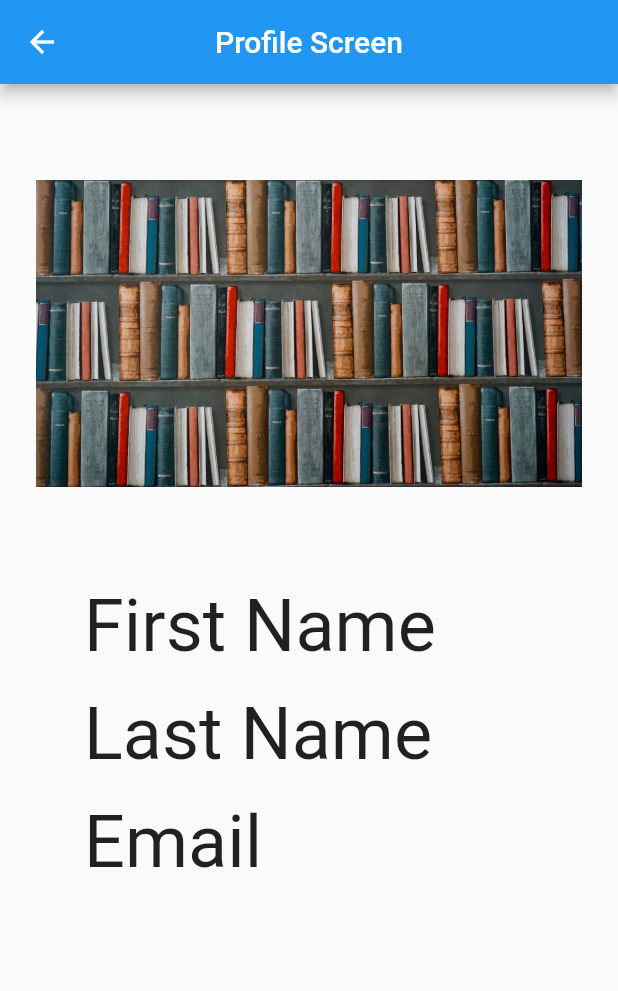
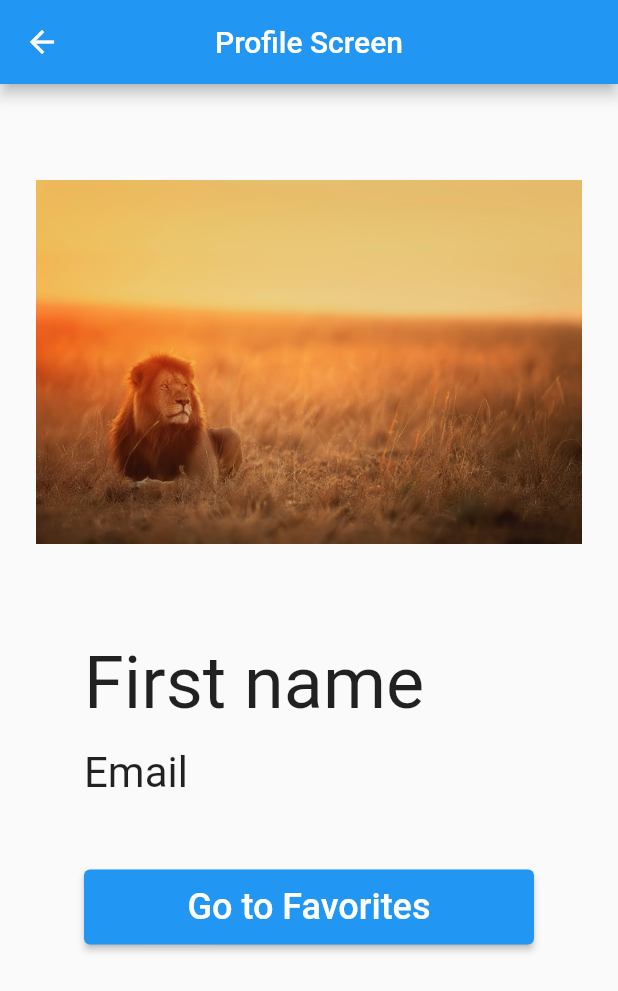
Before and after one commit to FernandoMorejon-Ksquare/Flutter_Project-Team3, a Flutter app: the ProfileScreen screen opened directly, on a phone screen of 412 x 824 dp. Shown: the top 991 px of the screen. Run offline on Flutter 3.47's test engine with Material 2 defaults, Android fonts, the phone set to English and light mode, and no system bars; our stand-ins replace firebase_auth, firebase_core, form_field_validator; accounts and stored records are empty; network calls fail.

Commit message:
Profile screen data implemented, added button to go to favorites, fixed button in book details screen, register screen now create users with the dispaly name, updated profile picture and deleted unused files.

```diff
--- a/lib/features/auth/screens/register_screen.dart
+++ b/lib/features/auth/screens/register_screen.dart
@@ -55,6 +55,8 @@ class _RegisterScreenState extends State<RegisterScreen> {
             email: _emailCtrl.text, password: _passwordCtrl.text)
         .then((value) {
       print("User created.");
+      FirebaseAuth.instance.currentUser
+          ?.updateDisplayName("${_firstNameCtrl.text} ${_lastNameCtrl.text}");
       Navigator.pushReplacementNamed(context, HomeScreen.routeName);
     }).catchError((e) {
       print("Error: ");
--- a/lib/features/main/controller/search_manager.dart
+++ b/lib/features/main/controller/search_manager.dart
@@ -1,10 +1,11 @@
 import 'package:flutter/material.dart';
 import 'package:project3_appforbooks/features/main/models/home_model.dart';
+import 'package:project3_appforbooks/features/main/screens/home_screen.dart';
 
 class SearchManager extends SearchDelegate {
   @override
   Widget buildResults(BuildContext context) {
-    return HomeModel().homeModel(context, query);
+    return HomeModel().homeModel(context, query, ScrollController());
   }
 
   @override
--- a/lib/features/user/profile_screen.dart
+++ b/lib/features/user/profile_screen.dart
@@ -1,4 +1,7 @@
+import 'package:firebase_auth/firebase_auth.dart';
 import 'package:flutter/material.dart';
+
+import '../books/screens/favorites_screen.dart';
 
 class ProfileScreen extends StatefulWidget {
   const ProfileScreen({super.key});
@@ -10,8 +13,22 @@ class ProfileScreen extends StatefulWidget {
 }
 
 class _ProfileScreenState extends State<ProfileScreen> {
+  String _email = "";
+  String _firstName = "";
+  String _lastName = "";
+
   @override
   Widget build(BuildContext context) {
+    FirebaseAuth.instance.authStateChanges().listen((User? user) {
+      if (user != null) {
+        print(user.displayName);
+        setState(() {
+          _email = user.email.toString();
+          _firstName = user.displayName.toString();
+        });
+      }
+    });
+
     return Scaffold(
         appBar: AppBar(
           centerTitle: true,
@@ -27,56 +44,44 @@ class _ProfileScreenState extends State<ProfileScreen> {
                     const SizedBox(
                       height: 64.0,
                     ),
-                    Image.asset("assets/Portrait.jpg", fit: BoxFit.fitWidth),
+                    Image.asset("assets/lion.jpg", fit: BoxFit.fitWidth),
                     const SizedBox(
                       height: 64,
                     ),
-                    const Padding(
-                      padding: EdgeInsets.only(left: 32.0),
+                    Padding(
+                      padding: const EdgeInsets.only(left: 32.0),
                       child: Text(
-                        "First Name",
-                        style: TextStyle(fontSize: 48.0),
+                        _firstName != "" ? _firstName : "First name",
+                        style: const TextStyle(fontSize: 48.0),
                       ),
                     ),
                     const SizedBox(
                       height: 16.0,
                     ),
-                    const Padding(
-                      padding: EdgeInsets.only(left: 32.0),
+                    Padding(
+                      padding: const EdgeInsets.only(left: 32.0),
                       child: Text(
-                        "Last Name",
-                        style: TextStyle(fontSize: 48.0),
+                        _email != "" ? _email : "Email",
+                        style: const TextStyle(fontSize: 28.0),
                       ),
                     ),
                     const SizedBox(
                       height: 16.0,
                     ),
-                    const Padding(
-                      padding: EdgeInsets.only(left: 32.0),
-                      child: Text(
-                        "Email",
-                        style: TextStyle(fontSize: 48.0),
-                      ),
-                    ),
-                    const SizedBox(
-                      height: 16.0,
-                    ),
-                    //   Container(
-                    //       height: 50,
-                    //       width: double.infinity,
-                    //       margin:
-                    //           const EdgeInsets.only(left: 32.0, right: 32.0, top: 16.0),
-                    //       child: ElevatedButton(
-                    //           onPressed: () {
-                    //             Navigator.pushReplacementNamed(
-                    //                 context, FavoriteScreen.routeName);
-                    //           },
-                    //           child: const Text(
-                    //             "Go to Favorites",
-                    //             style: TextStyle(
-                    //                 fontSize: 24.0, fontWeight: FontWeight.bold),
-                    //           ))),
-                    // ]),
+                    Container(
+                        height: 50,
+                        width: double.infinity,
+                        margin: const EdgeInsets.only(
+                            left: 32.0, right: 32.0, top: 32.0),
+                        child: ElevatedButton(
+                            onPressed: () {
+                              Navigator.pushNamed(
+                                  context, FavoriteScreen.routeName);
+                            },
+                            child: const Text(
+                              "Go to Favorites",
+                              style: TextStyle(fontSize: 24.0),
+                            ))),
                   ]),
             ),
           ),
--- a/lib/routes.dart
+++ b/lib/routes.dart
@@ -20,7 +20,7 @@ Route<dynamic> onGenerateRoute(RouteSettings settings) {
 Map<String, Widget Function(BuildContext)> routes = <String, WidgetBuilder>{
   LoginScreen.routeName: (ctx) => const LoginScreen(),
   RegisterScreen.routeName: (ctx) => const RegisterScreen(),
-  HomeScreen.routeName: (ctx) => const HomeScreen(),
+  HomeScreen.routeName: (ctx) => HomeScreen(),
   BookDetailsScreen.routeName: (ctx) => const BookDetailsScreen(),
   ProfileScreen.routeName: (ctx) => const ProfileScreen(),
   FavoriteScreen.routeName: (ctx) => const FavoriteScreen(),
```
Also changed, not shown: lib/core/master_provider.dart (+1 -6 lines), lib/features/books/screens/book_screen.dart (+17 -3 lines), lib/features/main/controller/book_services.dart (+34 -3 lines), lib/features/main/models/book_model.dart (deleted, +0 -20 lines), lib/features/main/models/home_model.dart (+23 -23 lines), lib/features/main/screens/home_screen.dart (+25 -3 lines), lib/main.dart (+3 -4 lines).
